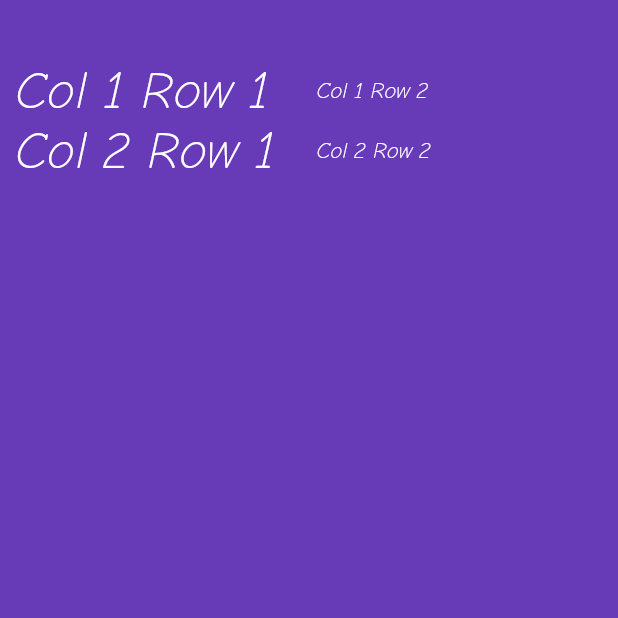
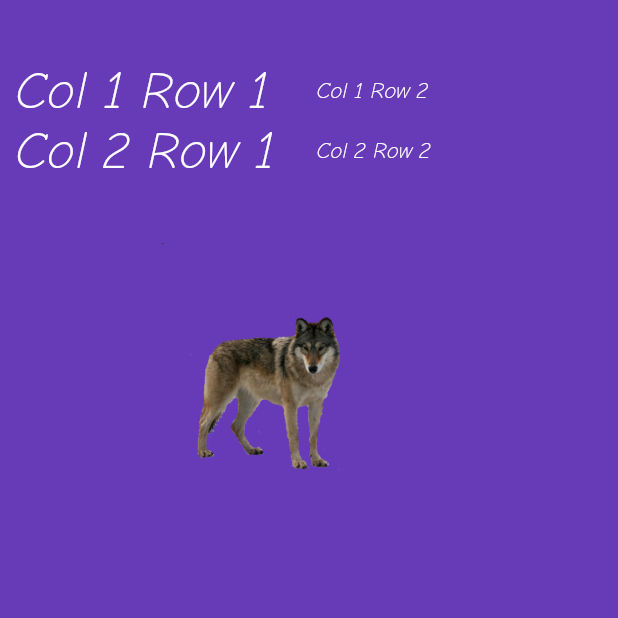
Before and after one commit to maciejrek/DartWorkshop, a Flutter app: the screen it shows after launch, on a phone screen of 412 x 824 dp, the top half of it. Run offline on Flutter 3.47's test engine with Material 2 defaults, Android fonts, the phone set to English and light mode, and no system bars.

Commit message:
Image Asset widget

```diff
--- a/02-flutter-basics/hello_world/lib/app_screens/home.dart
+++ b/02-flutter-basics/hello_world/lib/app_screens/home.dart
@@ -69,8 +69,19 @@ class Home extends StatelessWidget {
                       ),
                     ))
                   ],
-                )
+                ),
+                MyImageAsset()
               ],
             )));
   }
 }
+
+class MyImageAsset extends StatelessWidget{
+  @override
+  Widget build(BuildContext context) {
+    AssetImage assetImage = AssetImage('images/wolf.png');
+    Image image = Image(image:assetImage, width:250.0, height:250.0);
+    return Container(child:image);
+  }
+
+}
--- a/02-flutter-basics/hello_world/pubspec.yaml
+++ b/02-flutter-basics/hello_world/pubspec.yaml
@@ -41,7 +41,8 @@ flutter:
   uses-material-design: true
 
   # To add assets to your application, add an assets section, like this:
-  # assets:
+  assets:
+    - images/wolf.png
   #  - images/a_dot_burr.jpeg
   #  - images/a_dot_ham.jpeg
 
```
Also changed, not shown: 02-flutter-basics/hello_world/images/wolf.png (added).
